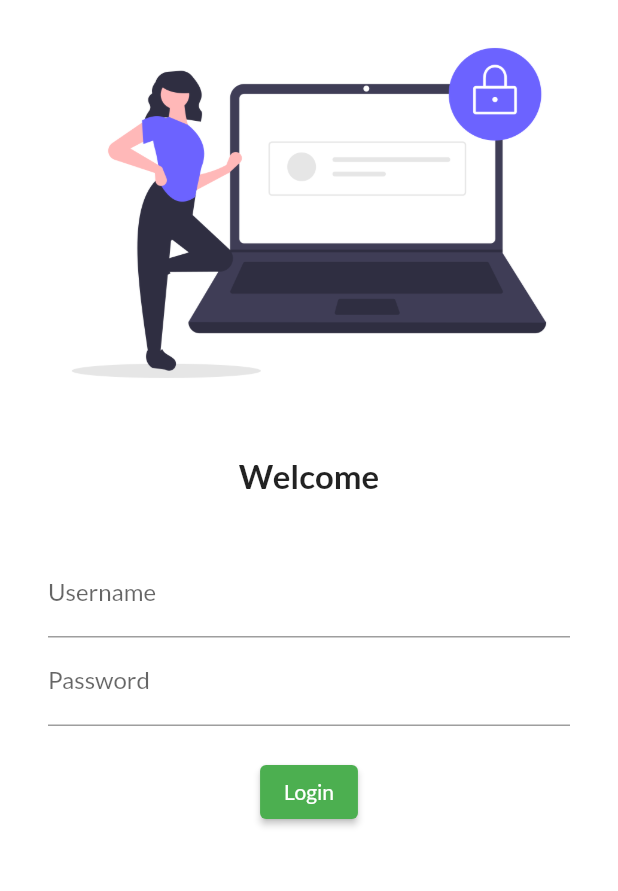
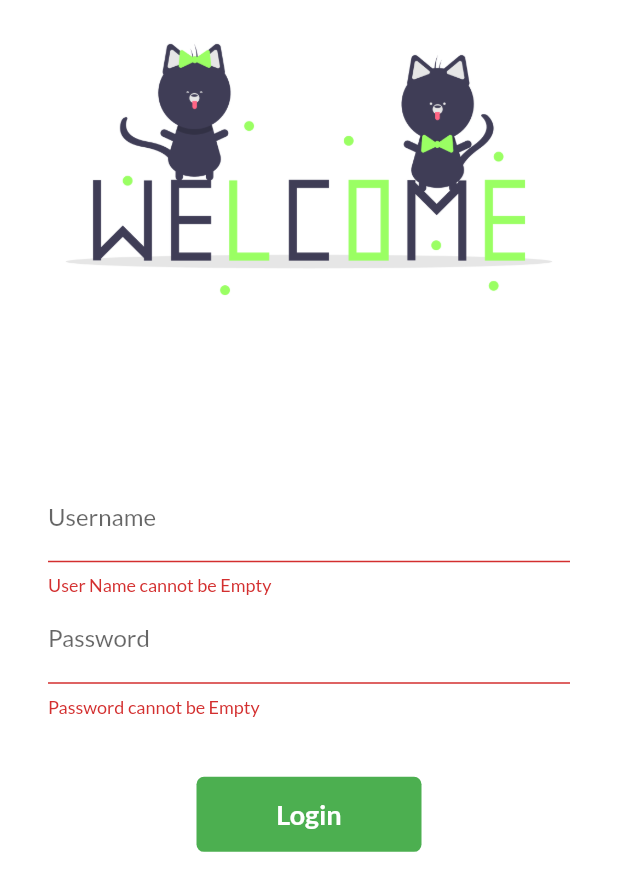
Before and after one commit to Sumitroy12/Flutter, a Flutter app: the screen it shows after launch, after a tap on "Login", on a phone screen of 412 x 824 dp. Shown: the top 891 px of the screen. Run offline on Flutter 3.47's test engine with Material 2 defaults, Android fonts, the phone set to English and light mode, and no system bars; our stand-ins replace google_fonts; missing offline and left inert: dart:ffi.

Commit message:
added validations and added ripple effect to the button

```diff
--- a/rcm_app/lib/main.dart
+++ b/rcm_app/lib/main.dart
@@ -2,6 +2,7 @@
 import 'package:google_fonts/google_fonts.dart';
 import 'package:rcm_app/pages/homepage.dart';
 import 'package:rcm_app/pages/loginPage.dart';
+import 'package:rcm_app/utils/routes.dart';
 
 void main() {
   runApp(MyApp());
@@ -19,12 +20,13 @@
         fontFamily: GoogleFonts.lato().fontFamily,
         // primaryTextTheme: GoogleFonts.latoTextTheme()
       ),
+      // debugShowCheckedModeBanner: false,
       darkTheme: ThemeData(brightness: Brightness.dark),
       // initialRoute: "/home",
       routes: {
         "/": (context) => LoginPage(),
-        "/home": (context) => Homepage(),
-        "/login": (context) => LoginPage(),
+        MyRoutes.homeRoute: (context) => Homepage(),
+        MyRoutes.loginRoute: (context) => LoginPage(),
       },
     );
   }
--- a/rcm_app/lib/pages/loginPage.dart
+++ b/rcm_app/lib/pages/loginPage.dart
@@ -1,32 +1,61 @@
+import 'dart:ffi';
+
 import 'package:flutter/material.dart';
+import 'package:rcm_app/utils/routes.dart';
 
-class LoginPage extends StatelessWidget {
+class LoginPage extends StatefulWidget {
   const LoginPage({Key? key}) : super(key: key);
+
+  @override
+  State<LoginPage> createState() => _LoginPageState();
+}
+
+class _LoginPageState extends State<LoginPage> {
+  String name = "";
+  bool changeButton = false;
+  final _formKey = GlobalKey<FormState>();
+  moveToHome(BuildContext context) async {
+    if (_formKey.currentState!.validate()) {
+      setState(() {
+        changeButton = true;
+      });
+    }
+    await Future.delayed(Duration(seconds: 1));
+    await changeButton == true
+        ? Navigator.pushNamed(context, MyRoutes.homeRoute)
+        : null;
+    setState(() {
+      changeButton = false;
+    });
+  }
 
   @override
   Widget build(BuildContext context) {
     return Material(
         color: Colors.white,
+        child: SingleChildScrollView(
+          child: Form(
+            key: _formKey,
             child: Column(
               children: [
                 Image.asset(
-              "assets/login_image.png",
+                  "assets/welcome.png",
                   fit: BoxFit.cover,
                 ),
                 SizedBox(
                   height: 20.0,
                 ),
-            Text("Welcome",
+                Text("$name",
                     style: TextStyle(
-                  fontSize: 22,
+                      fontSize: 28,
                       fontWeight: FontWeight.bold,
                     )),
                 SizedBox(
                   height: 20.0,
                 ),
                 Padding(
-              padding:
-                  const EdgeInsets.symmetric(vertical: 16.0, horizontal: 32.0),
+                  padding: const EdgeInsets.symmetric(
+                      vertical: 16.0, horizontal: 32.0),
                   child: Column(
                     children: [
                       TextFormField(
@@ -34,6 +63,17 @@
                           hintText: "Enter username",
                           labelText: "Username",
                         ),
+                        validator: (String? value) {
+                          if (value!.isEmpty) {
+                            return "User Name cannot be Empty";
+                          }
+                          return null;
+                        },
+                        onChanged: (value) {
+                          setState(() {
+                            name = value;
+                          });
+                        },
                       ),
                       TextFormField(
                         obscureText: true,
@@ -41,20 +81,56 @@
                           hintText: "Enter your password",
                           labelText: "Password",
                         ),
+                        validator: (value) {
+                          if (value!.isEmpty) {
+                            return "Password cannot be Empty";
+                          } else if (value.length < 6) {
+                            return "Password length should be atleast 6 characters";
+                          }
+                          return null;
+                        },
                       ),
                       SizedBox(
-                    height: 20.0,
+                        height: 40.0,
                       ),
-                  ElevatedButton(
-                      onPressed: () {
-                        print("Logged in Succesfully");
-                      },
-                      child: Text("Login"),
-                      style: TextButton.styleFrom())
+                      Material(
+                        color: Colors.green,
+                        borderRadius:
+                            BorderRadius.circular(changeButton ? 50 : 5),
+                        child: InkWell(
+                          onTap: () => moveToHome(context),
+                          child: AnimatedContainer(
+                            duration: Duration(seconds: 1),
+                            width: changeButton ? 50 : 150,
+                            height: 50,
+                            alignment: Alignment.center,
+                            child: changeButton
+                                ? Icon(
+                                    Icons.done,
+                                    color: Colors.white,
+                                  )
+                                : Text("Login",
+                                    style: TextStyle(
+                                      color: Colors.white,
+                                      fontWeight: FontWeight.bold,
+                                      fontSize: 18,
+                                    )),
+                          ),
+                        ),
+                        // ElevatedButton(
+                        //   onPressed: () {
+                        //     Navigator.pushNamed(context, MyRoutes.homeRoute);
+                        //   },
+                        //   child: Text("Login"),
+                        //   style: TextButton.styleFrom(minimumSize: Size(150, 50)),
+                        // )
+                      )
                     ],
                   ),
                 ),
               ],
+            ),
+          ),
         ));
   }
 }
--- /dev/null
+++ b/rcm_app/lib/utils/routes.dart
@@ -0,0 +1,4 @@
+class MyRoutes {
+  static String loginRoute = "/login";
+  static String homeRoute = "/home";
+}
```
Also changed, not shown: rcm_app/assets/welcome.png (added). Lines whose indentation alone changed are shown as unchanged.
